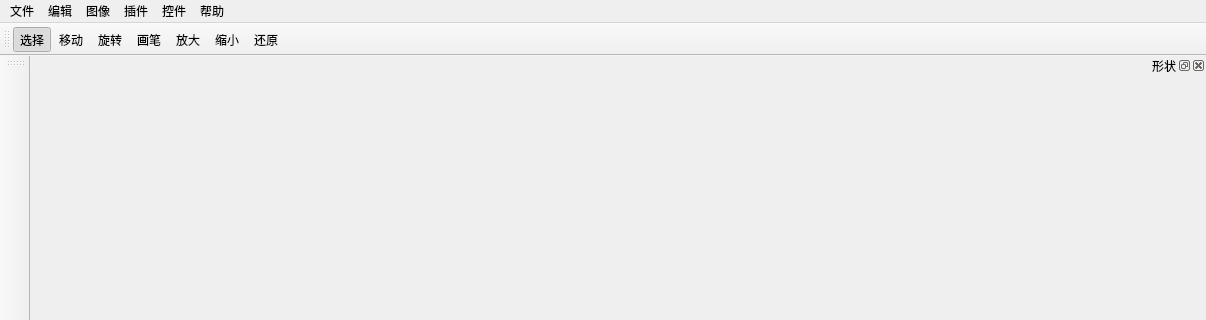
Above: mainwindow.ui from ITERATOR-ACM-TEAM/VIPainter before the change; both pictures show x 0 to 1206 and y 0 to 320 of the 1206 by 786 pixel window. Below: the same form after it.
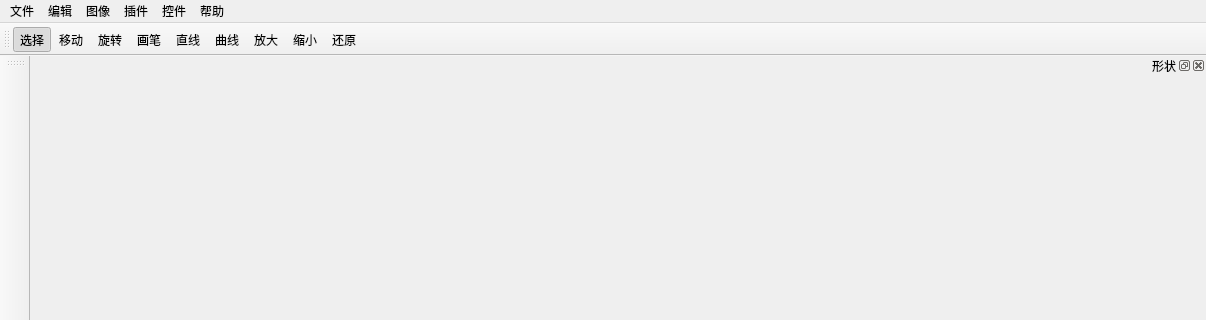
That is the form after the change. Icons and pictures are not drawn.

The edit to the form file:
```diff
--- a/mainwindow.ui
+++ b/mainwindow.ui
@@ -114,6 +114,8 @@
    <addaction name="actionMove"/>
    <addaction name="actionRotate"/>
    <addaction name="actionPen"/>
+   <addaction name="actionPolyLine"/>
+   <addaction name="actionCurveLine"/>
    <addaction name="actionZoomIn"/>
    <addaction name="actionZoomOut"/>
    <addaction name="actionResume"/>
@@ -519,7 +521,11 @@
     <bool>true</bool>
    </property>
    <property name="checked">
-    <bool>true</bool>
+    <bool>false</bool>
+   </property>
+   <property name="icon">
+    <iconset resource="resourse.qrc">
+     <normaloff>:/icon/PolyLine.png</normaloff>:/icon/PolyLine.png</iconset>
    </property>
    <property name="text">
     <string>直线</string>
```
Left out of the diff: 4 changed lines with no effect on the pictures.
